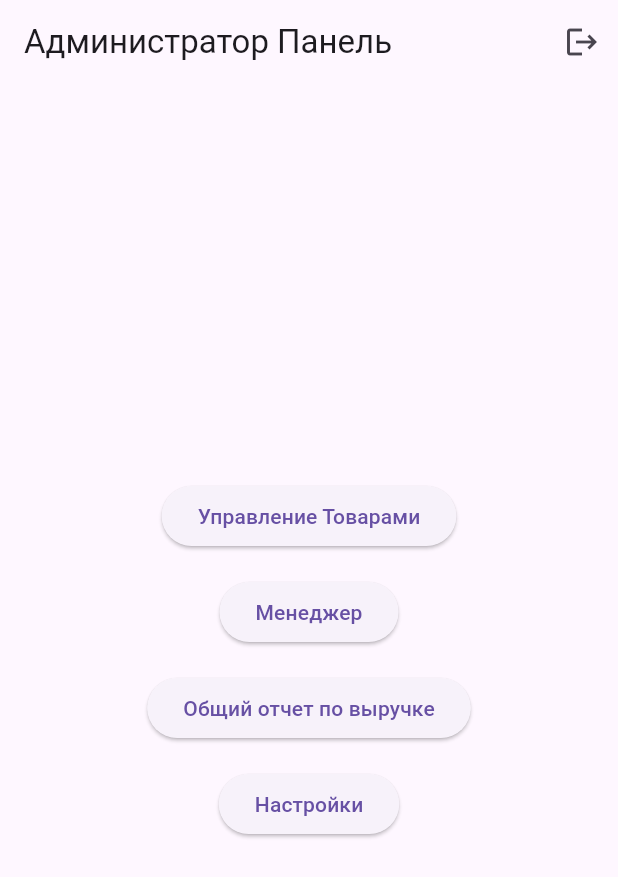
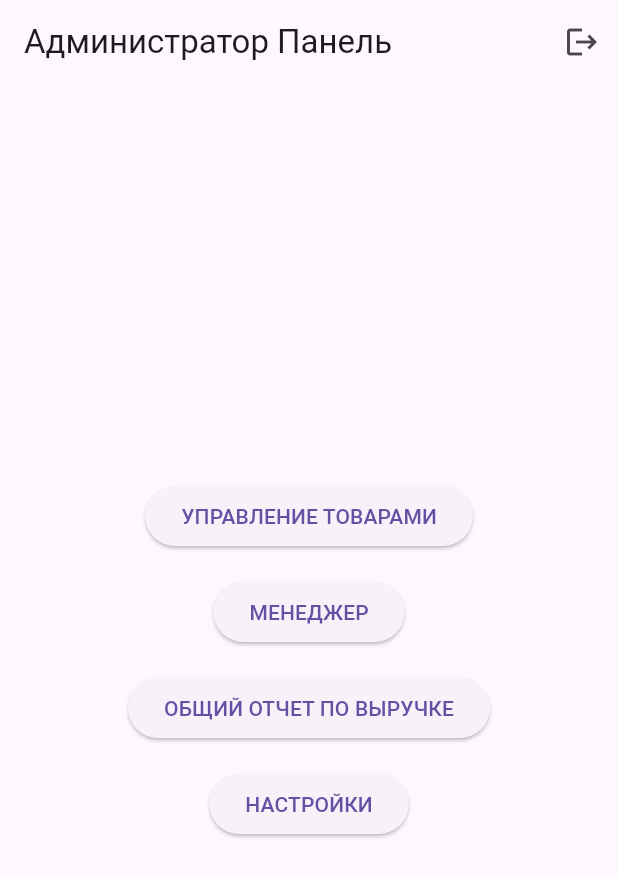
Before and after one commit to michaelyosta/last_pos, a Flutter app: the AdminDashboardScreen screen opened directly, on a phone screen of 412 x 824 dp. Shown: the top 877 px of the screen. Run offline on Flutter 3.47's test engine with Material 3 defaults, Android fonts, the phone set to English and light mode, and no system bars; our stand-ins replace camera, cloud_firestore, firebase_auth, firebase_core, firebase_storage, fl_chart and 1 more; missing offline and left inert: google_mlkit_text_recognition; accounts and stored records are empty.

Commit message:
Style: Улучшение качества кода, унификация стиля и документация
Этот коммит включает следующие изменения, направленные на улучшение читаемости, консистентности и поддержки кода:

1.  **Очистка кода:**
    *   Я удалил закомментированный блок кода, относящийся к отображению номера машины, из `PaymentQrScreen`.
    *   Общий анализ не выявил других значительных блоков "мертвого" закомментированного кода.

2.  **Унификация стиля кнопок:**
    *   Текстовые метки на большинстве кнопок действий (`ElevatedButton`, `TextButton`, `OutlinedButton`) в приложении я привел к верхнему регистру (UPPERCASE) для визуального единообразия.

3.  **Документация:**
    *   Я добавил подробные DartDoc комментарии для всех статических методов класса `TimeCostCalculator` (`lib/utils/time_cost_calculator.dart`), описывающие их назначение, параметры и возвращаемые значения.

```diff
--- a/lib/screens/admin_create_manager_screen.dart
+++ b/lib/screens/admin_create_manager_screen.dart
@@ -199,7 +199,7 @@ class _AdminCreateManagerScreenState extends State<AdminCreateManagerScreen> {
                   // Trigger validation display if form was already validated once
                   _formKey.currentState?.validate();
                 },
-                child: const Text('Сгенерировать номер'),
+                child: const Text('СГЕНЕРИРОВАТЬ НОМЕР'),
               ),
               const SizedBox(height: 16),
               TextFormField(
@@ -225,7 +225,7 @@ class _AdminCreateManagerScreenState extends State<AdminCreateManagerScreen> {
                         width: 20,
                         child: CircularProgressIndicator(strokeWidth: 2, valueColor: AlwaysStoppedAnimation<Color>(Colors.white)),
                       )
-                    : const Text('Создать Менеджера'),
+                    : const Text('СОЗДАТЬ МЕНЕДЖЕРА'),
               ),
             ],
           ),
--- a/lib/screens/admin_dashboard_screen.dart
+++ b/lib/screens/admin_dashboard_screen.dart
@@ -42,7 +42,7 @@ class AdminDashboardScreen extends StatelessWidget {
                   MaterialPageRoute(builder: (context) => const AdminProductsScreen()),
                 );
               },
-              child: const Text('Управление Товарами'),
+              child: const Text('УПРАВЛЕНИЕ ТОВАРАМИ'),
             ),
             const SizedBox(height: 16.0),
             ElevatedButton(
@@ -52,7 +52,7 @@ class AdminDashboardScreen extends StatelessWidget {
                   MaterialPageRoute(builder: (context) => const AdminManagerScreen()),
                 );
               },
-              child: const Text('Менеджер'),
+              child: const Text('МЕНЕДЖЕР'),
             ),
             const SizedBox(height: 16.0),
             ElevatedButton(
@@ -62,7 +62,7 @@ class AdminDashboardScreen extends StatelessWidget {
                   MaterialPageRoute(builder: (context) => const GeneralRevenueReportScreen()),
                 );
               },
-              child: const Text('Общий отчет по выручке'),
+              child: const Text('ОБЩИЙ ОТЧЕТ ПО ВЫРУЧКЕ'),
             ),
             const SizedBox(height: 16.0),
             ElevatedButton(
@@ -72,7 +72,7 @@ class AdminDashboardScreen extends StatelessWidget {
                   MaterialPageRoute(builder: (context) => const AdminSettingsScreen()),
                 );
               },
-              child: const Text('Настройки'),
+              child: const Text('НАСТРОЙКИ'),
             ),
             // TODO: Add more admin options like Analytics, etc.
           ],
--- a/lib/screens/admin_products_screen.dart
+++ b/lib/screens/admin_products_screen.dart
@@ -46,13 +46,13 @@ class _AdminProductsScreenState extends State<AdminProductsScreen> {
           content: Text('Вы уверены, что хотите удалить категорию "$categoryName"? Товары в этой категории не будут удалены, но останутся без категории и могут потребовать ручного переназначения в будущем.'),
           actions: <Widget>[
             TextButton(
-              child: const Text('Отмена'),
+              child: const Text('ОТМЕНА'),
               onPressed: () {
                 Navigator.of(context).pop(false); // Dismiss dialog and return false
               },
             ),
             TextButton(
-              child: const Text('Удалить'),
+              child: const Text('УДАЛИТЬ'),
               onPressed: () {
                 Navigator.of(context).pop(true); // Dismiss dialog and return true
               },
@@ -94,7 +94,7 @@ class _AdminProductsScreenState extends State<AdminProductsScreen> {
                   MaterialPageRoute(builder: (context) => const AdminAddCategoryScreen()),
                 );
               },
-              child: const Text('Добавить Новую Категорию'),
+              child: const Text('ДОБАВИТЬ НОВУЮ КАТЕГОРИЮ'),
             ),
           ),
           Expanded(
--- a/lib/screens/admin_settings_screen.dart
+++ b/lib/screens/admin_settings_screen.dart
@@ -108,7 +108,7 @@ class _AdminSettingsScreenState extends State<AdminSettingsScreen> {
             const SizedBox(height: 16.0),
             ElevatedButton(
               onPressed: _saveSettings,
-              child: const Text('Сохранить'),
+              child: const Text('СОХРАНИТЬ'),
             ),
           ],
         ),
--- a/lib/screens/admin_view_manager_report_screen.dart
+++ b/lib/screens/admin_view_manager_report_screen.dart
@@ -234,7 +234,7 @@ class _AdminViewManagerReportScreenState extends State<AdminViewManagerReportScr
               children: [
                 ElevatedButton(
                   onPressed: () => _selectDate(context, true),
-                  child: const Text('Начальная дата'),
+                  child: const Text('НАЧАЛЬНАЯ ДАТА'),
                 ),
                 Text(_formatDate(_startDate)),
               ],
@@ -244,7 +244,7 @@ class _AdminViewManagerReportScreenState extends State<AdminViewManagerReportScr
               children: [
                 ElevatedButton(
                   onPressed: () => _selectDate(context, false),
-                  child: const Text('Конечная дата'),
+                  child: const Text('КОНЕЧНАЯ ДАТА'),
                 ),
                 Text(_formatDate(_endDate)),
               ],
@@ -252,7 +252,7 @@ class _AdminViewManagerReportScreenState extends State<AdminViewManagerReportScr
             const SizedBox(height: 16),
             ElevatedButton(
               onPressed: (_startDate != null && _endDate != null && !_isLoading) ? _generateReport : null,
-              child: const Text('Сформировать отчет'),
+              child: const Text('СФОРМИРОВАТЬ ОТЧЕТ'),
             ),
             const SizedBox(height: 24),
             if (_isLoading)
--- a/lib/screens/general_revenue_report_screen.dart
+++ b/lib/screens/general_revenue_report_screen.dart
@@ -231,7 +231,7 @@ class _GeneralRevenueReportScreenState extends State<GeneralRevenueReportScreen>
               children: [
                 ElevatedButton(
                   onPressed: () => _selectDate(context, true),
-                  child: const Text('Начальная дата'),
+                  child: const Text('НАЧАЛЬНАЯ ДАТА'),
                 ),
                 Text(_formatDate(_startDate)),
               ],
@@ -241,7 +241,7 @@ class _GeneralRevenueReportScreenState extends State<GeneralRevenueReportScreen>
               children: [
                 ElevatedButton(
                   onPressed: () => _selectDate(context, false),
-                  child: const Text('Конечная дата'),
+                  child: const Text('КОНЕЧНАЯ ДАТА'),
                 ),
                 Text(_formatDate(_endDate)),
               ],
@@ -249,7 +249,7 @@ class _GeneralRevenueReportScreenState extends State<GeneralRevenueReportScreen>
             const SizedBox(height: 16),
             ElevatedButton(
               onPressed: (_startDate != null && _endDate != null && !_isLoading) ? _generateReport : null,
-              child: const Text('Сформировать отчет'),
+              child: const Text('СФОРМИРОВАТЬ ОТЧЕТ'),
             ),
             const SizedBox(height: 24),
             if (_isLoading)
--- a/lib/screens/manager_scan_vehicle_screen.dart
+++ b/lib/screens/manager_scan_vehicle_screen.dart
@@ -239,7 +239,7 @@ class _ManagerScanVehicleScreenState extends State<ManagerScanVehicleScreen> {
                       padding: const EdgeInsets.all(16.0),
                       child: ElevatedButton(
                         onPressed: _takePhoto,
-                        child: Text(_isTakingCarPhoto ? 'Сделать фото машины' : 'Сделать фото номера'),
+                        child: Text((_isTakingCarPhoto ? 'Сделать фото машины' : 'Сделать фото номера').toUpperCase()),
                       ),
                     ),
                   ],
@@ -259,7 +259,7 @@ class _ManagerScanVehicleScreenState extends State<ManagerScanVehicleScreen> {
                   const SizedBox(height: 16.0),
                   ElevatedButton(
                     onPressed: _manualEntry,
-                    child: const Text('Добавить машину вручную'),
+                    child: const Text('ДОБАВИТЬ МАШИНУ ВРУЧНУЮ'),
                   ),
                 ],
               ),
--- a/lib/screens/payment_qr_screen.dart
+++ b/lib/screens/payment_qr_screen.dart
@@ -116,12 +116,6 @@ class PaymentQrScreen extends StatelessWidget {
         child: Column(
           crossAxisAlignment: CrossAxisAlignment.stretch,
           children: [
-            // Removed vehicle.licensePlate display as it's not passed directly
-            // Text(
-            //   '🚗 ${vehicle.licensePlate}',
-            //   style: Theme.of(context).textTheme.headlineSmall,
-            //   textAlign: TextAlign.center,
-            // ),
             const SizedBox(height: 8.0),
             Text(
               'Сумма к оплате: ${totalAmount.toStringAsFixed(2)} тнг', // Use passed totalAmount
```
Also changed, not shown: lib/utils/time_cost_calculator.dart (+21 -4 lines).
